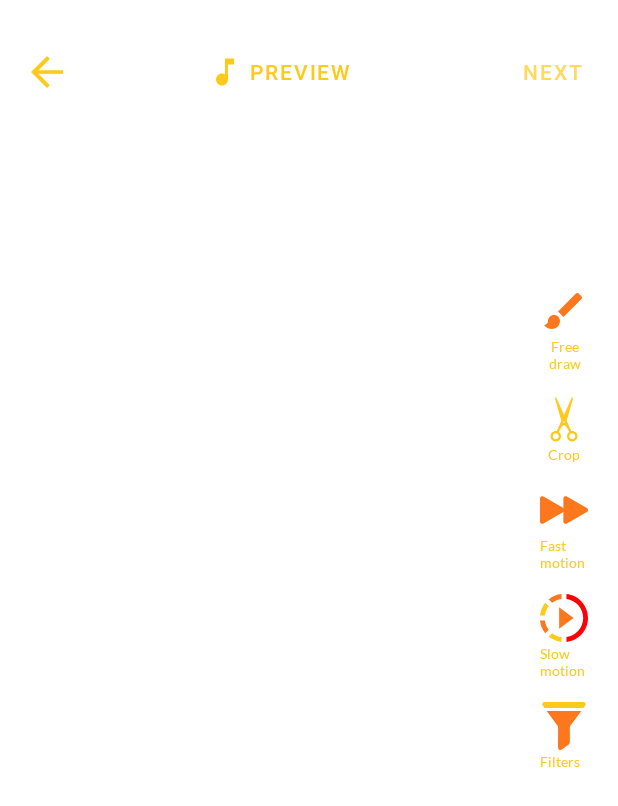
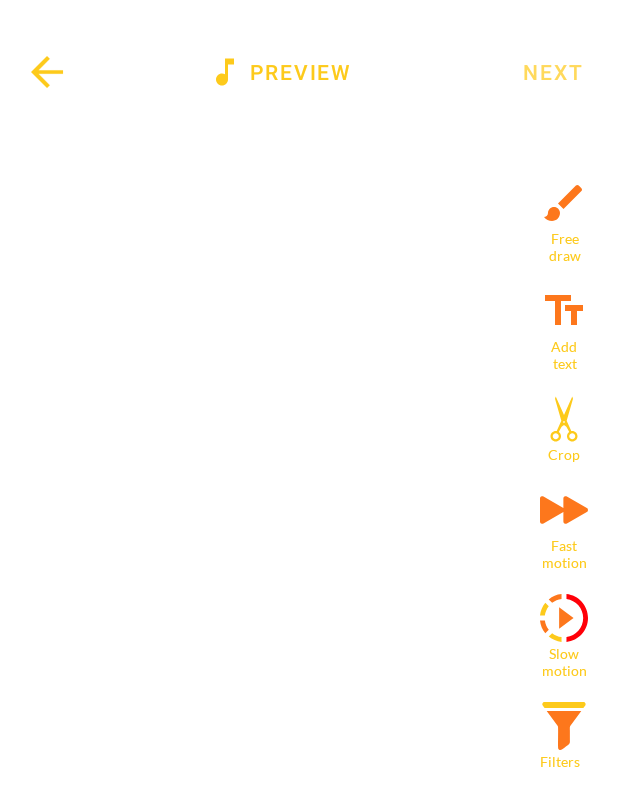
Before and after one commit to Terril/FunnyVO, an Android app: the PreviewVideoActivity screen opened directly, with no data from a screen before it, on a phone screen of 412 x 824 dp. Shown: the top 806 px of the screen. Run offline under Robolectric (Android 15) with nearby library versions, the light colour scheme and no system bars; our stand-ins replace Dagger/Hilt's generated code; libraries missing offline, so code that uses them is left out: com.arthenica.mobileffmpeg, com.coremedia.iso, com.daasuu.gpuv, com.googlecode.mp4parser, jp.co.cyberagent; pictures from the network do not load; Roboto replaces fonts that are not available here; 13 statements that could not run were skipped.

Commit message:
Add Dialog to show Text to the video View

```diff
--- a/app/src/main/java/com/funnyvo/android/videorecording/PreviewVideoActivity.java
+++ b/app/src/main/java/com/funnyvo/android/videorecording/PreviewVideoActivity.java
@@ -4,6 +4,7 @@ import android.app.Activity;
 import android.content.Intent;
 import android.graphics.Bitmap;
 import android.graphics.BitmapFactory;
+import android.graphics.Typeface;
 import android.media.MediaMetadataRetriever;
 import android.media.MediaPlayer;
 import android.media.ThumbnailUtils;
@@ -17,9 +18,12 @@ import android.util.Log;
 import android.view.View;
 import android.view.animation.TranslateAnimation;
 import android.widget.Button;
+import android.widget.ImageView;
 import android.widget.LinearLayout;
+import android.widget.TextView;
 import android.widget.Toast;
 
+import androidx.core.content.res.ResourcesCompat;
 import androidx.recyclerview.widget.LinearLayoutManager;
 import androidx.recyclerview.widget.RecyclerView;
 
@@ -40,6 +44,11 @@ import com.funnyvo.android.simpleclasses.Variables;
 import com.funnyvo.android.soundlists.SoundListMainActivity;
 import com.funnyvo.android.videorecording.merge.MergeVideoAudio;
 import com.funnyvo.android.videorecording.merge.MergeVideoAudioCallBack;
+import com.funnyvo.android.videorecording.photoeditor.OnPhotoEditorListener;
+import com.funnyvo.android.videorecording.photoeditor.PhotoEditor;
+import com.funnyvo.android.videorecording.photoeditor.PhotoEditorView;
+import com.funnyvo.android.videorecording.photoeditor.TextStyleBuilder;
+import com.funnyvo.android.videorecording.photoeditor.ViewType;
 import com.google.android.material.snackbar.Snackbar;
 import com.googlecode.mp4parser.authoring.Movie;
 import com.googlecode.mp4parser.authoring.Track;
@@ -60,7 +69,7 @@ import static com.funnyvo.android.simpleclasses.Variables.APP_FOLDER;
 import static com.funnyvo.android.simpleclasses.Variables.APP_NAME;
 import static com.funnyvo.android.simpleclasses.Variables.SOUNDS_LIST_REQUEST_CODE;
 
-public class PreviewVideoActivity extends BaseActivity implements View.OnClickListener, MergeVideoAudioCallBack {
+public class PreviewVideoActivity extends BaseActivity implements View.OnClickListener, MergeVideoAudioCallBack, OnPhotoEditorListener {
 
     public static final int CROP_RESULT = 101;
     private GPUPlayerView gpuPlayerView;
@@ -69,9 +78,7 @@ public class PreviewVideoActivity extends BaseActivity implements View.OnClickLi
     private final List<FilterType> filterTypes = FilterType.createFilterList();
     private FilterAdapter adapter;
     private RecyclerView recylerview;
-    private LinearLayout layoutViewInputText;
     private PlayerEventListener eventListener;
-    private FunnyVOEditTextView edtVideoMessage;
     private Button btnAddMusic;
     private String draftFile;
     private String path;
@@ -82,6 +89,7 @@ public class PreviewVideoActivity extends BaseActivity implements View.OnClickLi
     private boolean isFromGallery = false;
     private String tempOutputSource = Variables.outputfile2;
     private boolean isScaleModeSet = true;
+    private PhotoEditor photoEditor;
     // this function will set the player to the current video
 
     @Override
@@ -111,8 +119,19 @@ public class PreviewVideoActivity extends BaseActivity implements View.OnClickLi
         findViewById(R.id.btnCrop).setOnClickListener(this);
         findViewById(R.id.btnFilter).setOnClickListener(this);
         findViewById(R.id.btnTextEditor).setOnClickListener(this);
-        findViewById(R.id.btnTextAdded).setOnClickListener(this);
         findViewById(R.id.btnFreeDraw).setOnClickListener(this);
+
+        PhotoEditorView ivImage = findViewById(R.id.ivImage);
+        Button btnDelete = findViewById(R.id.btnDelete);
+
+        photoEditor = new PhotoEditor.Builder(this, ivImage)
+                .setPinchTextScalable(true) // set flag to make text scalable when pinch
+                .setDeleteView(btnDelete)
+                //.setDefaultTextTypeface(mTextRobotoTf)
+                //.setDefaultEmojiTypeface(mEmojiTypeFace)
+                .build(); // build photo editor sdk
+
+        photoEditor.setOnPhotoEditorListener(this);
 
         if (!isFromGallery) {
             btnAddMusic.setText(getString(R.string.preview));
@@ -134,9 +153,6 @@ public class PreviewVideoActivity extends BaseActivity implements View.OnClickLi
         ((MovieWrapperView) findViewById(R.id.layout_movie_wrapper)).addView(gpuPlayerView);
         gpuPlayerView.onResume();
         recylerview = findViewById(R.id.recylerviewPreview);
-        layoutViewInputText = findViewById(R.id.layoutViewInputText);
-        edtVideoMessage = findViewById(R.id.edtVideoMessage);
-        edtVideoMessage.setFilters(new InputFilter[]{EMOJI_FILTER});
 
         Bitmap bmThumbnail = ThumbnailUtils.createVideoThumbnail(videoUrl,
                 MediaStore.Video.Thumbnails.MINI_KIND);
@@ -382,13 +398,13 @@ public class PreviewVideoActivity extends BaseActivity implements View.OnClickLi
 
     private void applyMessageOnVideo() {
         showProgressDialog();
-        String mesaage = edtVideoMessage.getText().toString().trim();
-        String msg = mesaage.substring(0, mesaage.length() / 2);
-        String msg1 = mesaage.substring((mesaage.length() / 2) + 1);
+        String message = ""; //edtVideoMessage.getText().toString().trim();
+        String msg = message.substring(0, message.length() / 2);
+        String msg1 = message.substring((message.length() / 2) + 1);
 
-        mesaage = msg + "\n" + msg1;
+        message = msg + "\n" + msg1;
         final String[] complexCommand = new String[]{
-                "-y", "-i", Variables.outputfile2, "-vf", "drawtext=text=" + mesaage + ":fontfile=/system/fonts/DroidSans.ttf: fontcolor=white: fontsize=21: x=(w-tw)/2: y=(h/PHI)+th", "-b:v", "2097k", "-r", "60", "-vcodec", "mpeg4", Variables.OUTPUT_FILE_MESSAGE
+                "-y", "-i", Variables.outputfile2, "-vf", "drawtext=text=" + message + ":fontfile=/system/fonts/DroidSans.ttf: fontcolor=white: fontsize=21: x=(w-tw)/2: y=(h/PHI)+th", "-b:v", "2097k", "-r", "60", "-vcodec", "mpeg4", Variables.OUTPUT_FILE_MESSAGE
         };
         new AsyncTask<Object, Object, Object>() {
             @Override
@@ -472,27 +488,15 @@ public class PreviewVideoActivity extends BaseActivity implements View.OnClickLi
     }
 
     private void slideFilterTextView() {
-        if (isUp) {
-            isTextFilterSelected = false;
-            slideDown(layoutViewInputText);
-        } else {
-            slideUp(layoutViewInputText);
-        }
-        isUp = !isUp;
+        TextEditorDialogFragment textEditorDialogFragment = TextEditorDialogFragment.show(this, 0);
+        textEditorDialogFragment.setOnTextEditorListener((inputText, colorCode, position) -> {
+            final TextStyleBuilder styleBuilder = new TextStyleBuilder();
+            styleBuilder.withTextColor(colorCode);
+            Typeface typeface = ResourcesCompat.getFont(PreviewVideoActivity.this, TextEditorDialogFragment.getDefaultFontIds(PreviewVideoActivity.this).get(position));
+            styleBuilder.withTextFont(typeface);
+            photoEditor.addText(inputText, styleBuilder, position);
+        });
     }
-
-    private static InputFilter EMOJI_FILTER = new InputFilter() {
-        @Override
-        public CharSequence filter(CharSequence source, int start, int end, Spanned dest, int dstart, int dend) {
-            for (int index = start; index < end; index++) {
-                int type = Character.getType(source.charAt(index));
-                if (type == Character.SURROGATE) {
-                    return "";
-                }
-            }
-            return null;
-        }
-    };
 
     private void openVideoCropActivity() {
         Intent intent = new Intent(this, VideoCropActivity.class);
@@ -539,9 +543,6 @@ public class PreviewVideoActivity extends BaseActivity implements View.OnClickLi
                 break;
             case R.id.btnTextEditor:
                 slideFilterTextView();
-                break;
-            case R.id.btnTextAdded:
-                applyMessageOnVideo();
                 break;
             case R.id.btnAddMusic:
                 Intent intent = new Intent(this, SoundListMainActivity.class);
@@ -736,4 +737,65 @@ public class PreviewVideoActivity extends BaseActivity implements View.OnClickLi
         }
         return 0l;
     }
+
+    /**
+     * When user long press the existing text this event will trigger implying that user want to
+     * edit the current {@link TextView}
+     *
+     * @param rootView  view on which the long press occurs
+     * @param text      current text set on the view
+     * @param colorCode current color value set on view
+     * @param pos
+     */
+    @Override
+    public void onEditTextChangeListener(View rootView, String text, int colorCode, int pos) {
+
+    }
+
+    /**
+     * This is a callback when user adds any view on the {@link PhotoEditorView} it can be
+     * brush,text or sticker i.e bitmap on parent view
+     *
+     * @param viewType           enum which define type of view is added
+     * @param numberOfAddedViews number of views currently added
+     * @see ViewType
+     */
+    @Override
+    public void onAddViewListener(ViewType viewType, int numberOfAddedViews) {
+
+    }
+
+    /**
+     * This is a callback when user remove any view on the {@link PhotoEditorView} it happens when usually
+     * undo and redo happens or text is removed
+     *
+     * @param viewType           enum which define type of view is added
+     * @param numberOfAddedViews number of views currently added
+     */
+    @Override
+    public void onRemoveViewListener(ViewType viewType, int numberOfAddedViews) {
+
+    }
+
+    /**
+     * A callback when user start dragging a view which can be
+     * any of {@link ViewType}
+     *
+     * @param viewType enum which define type of view is added
+     */
+    @Override
+    public void onStartViewChangeListener(ViewType viewType) {
+
+    }
+
+    /**
+     * A callback when user stop/up touching a view which can be
+     * any of {@link ViewType}
+     *
+     * @param viewType enum which define type of view is added
+     */
+    @Override
+    public void onStopViewChangeListener(ViewType viewType) {
+
+    }
 }
--- a/app/src/main/java/com/funnyvo/android/videorecording/TextEditorDialogFragment.java
+++ b/app/src/main/java/com/funnyvo/android/videorecording/TextEditorDialogFragment.java
@@ -96,7 +96,8 @@ public class TextEditorDialogFragment extends DialogFragment {
     @Override
     public void onViewCreated(View view, @Nullable Bundle savedInstanceState) {
         super.onViewCreated(view, savedInstanceState);
-        mAddTextEditText = view.findViewById(R.id.add_text_edit_text);
+        mAddTextEditText = view.findViewById(R.id.edtTextAddText);
+        mAddTextEditText.requestFocus();
         mInputMethodManager = (InputMethodManager) getActivity().getSystemService(Context.INPUT_METHOD_SERVICE);
         btnDone = view.findViewById(R.id.btnDone);
 
--- a/app/src/main/java/com/funnyvo/android/videorecording/photoeditor/adapter/FontPickerAdapter.kt
+++ b/app/src/main/java/com/funnyvo/android/videorecording/photoeditor/adapter/FontPickerAdapter.kt
@@ -4,6 +4,7 @@ import android.content.Context
 import android.view.LayoutInflater
 import android.view.View
 import android.view.ViewGroup
+import android.widget.Button
 import android.widget.TextView
 import androidx.core.content.ContextCompat
 import androidx.core.content.res.ResourcesCompat
@@ -26,7 +27,7 @@ class FontPickerAdapter internal constructor(private val context: Context, selec
         val typeface = ResourcesCompat.getFont(context, fontId[i])
         viewHolder.name.typeface = typeface
         if (selecetedPosition == i) {
-            viewHolder.name.setBackgroundColor(ContextCompat.getColor(context, R.color.colorPrimary))
+            viewHolder.name.setBackgroundColor(ContextCompat.getColor(context, R.color.palette_cheddar_dark))
         } else {
             viewHolder.name.setBackgroundColor(ContextCompat.getColor(context, R.color.black_trasp))
         }
@@ -37,7 +38,7 @@ class FontPickerAdapter internal constructor(private val context: Context, selec
     }
 
     inner class ViewHolder(itemView: View) : RecyclerView.ViewHolder(itemView) {
-        var name: TextView = itemView.findViewById(R.id.txtFontName)
+        var name: Button = itemView.findViewById(R.id.btnFontName)
 
         init {
             name.setOnClickListener {
--- a/app/src/main/res/layout/activity_preview_video.xml
+++ b/app/src/main/res/layout/activity_preview_video.xml
@@ -10,18 +10,41 @@
         android:layout_width="match_parent"
         android:layout_height="match_parent" />
 
+    <com.funnyvo.android.videorecording.photoeditor.PhotoEditorView
+        android:id="@+id/ivImage"
+        android:layout_width="match_parent"
+        android:layout_height="match_parent"
+        app:layout_constraintBottom_toBottomOf="parent"
+        app:layout_constraintEnd_toEndOf="parent"
+        app:layout_constraintStart_toStartOf="parent"
+        app:layout_constraintTop_toTopOf="parent" />
+
     <ImageButton
         android:id="@+id/btnTextEditor"
         android:layout_width="wrap_content"
         android:layout_height="wrap_content"
-        android:layout_above="@+id/btnCrop"
+        android:layout_above="@+id/txtAddText"
         android:layout_alignParentEnd="true"
         android:layout_centerVertical="true"
-        android:layout_marginTop="@dimen/margin_15"
         android:layout_marginEnd="@dimen/margin_20"
         android:background="@color/transparent"
-        android:src="@drawable/ic_text_fields"
-        android:visibility="gone" />
+        android:src="@drawable/ic_text_fields" />
+
+    <com.funnyvo.android.customview.FunnyVOTextView
+        android:id="@+id/txtAddText"
+        android:layout_width="wrap_content"
+        android:layout_height="wrap_content"
+        android:layout_above="@+id/btnCrop"
+        android:layout_alignStart="@+id/btnTextEditor"
+        android:layout_alignParentEnd="true"
+        android:layout_gravity="center"
+        android:layout_marginTop="@dimen/margin_2"
+        android:layout_marginEnd="@dimen/margin_20"
+        android:layout_marginBottom="@dimen/margin_15"
+        android:gravity="center"
+        android:text="@string/add_text"
+        android:textColor="@color/palette_cheddar"
+        android:textSize="@dimen/text_size_9" />
 
     <ImageButton
         android:id="@+id/btnSlowMotion"
@@ -38,12 +61,13 @@
         android:layout_width="wrap_content"
         android:layout_height="wrap_content"
         android:layout_below="@+id/btnSlowMotion"
+        android:layout_alignStart="@+id/btnSlowMotion"
         android:layout_alignParentEnd="true"
         android:layout_gravity="center"
-        android:layout_alignStart="@+id/btnSlowMotion"
         android:layout_marginTop="@dimen/margin_2"
         android:layout_marginEnd="@dimen/margin_20"
         android:layout_marginBottom="@dimen/margin_15"
+        android:gravity="center"
         android:text="@string/slow_motion"
         android:textColor="@color/palette_cheddar"
         android:textSize="@dimen/text_size_9" />
@@ -64,12 +88,13 @@
         android:layout_width="wrap_content"
         android:layout_height="wrap_content"
         android:layout_above="@+id/btnSlowMotion"
+        android:layout_alignStart="@+id/btnFastMotion"
         android:layout_alignParentEnd="true"
         android:layout_gravity="center"
-        android:layout_alignStart="@+id/btnFastMotion"
         android:layout_marginTop="@dimen/margin_2"
         android:layout_marginEnd="@dimen/margin_20"
         android:layout_marginBottom="@dimen/margin_15"
+        android:gravity="center"
         android:text="@string/fast_motion"
         android:textColor="@color/palette_cheddar"
         android:textSize="@dimen/text_size_9" />
@@ -89,10 +114,10 @@
         android:id="@+id/txtFreeDraw"
         android:layout_width="wrap_content"
         android:layout_height="wrap_content"
-        android:layout_above="@+id/btnCrop"
+        android:layout_above="@+id/btnTextEditor"
+        android:layout_alignStart="@+id/btnFreeDraw"
         android:layout_alignParentEnd="true"
         android:layout_gravity="center"
-        android:layout_alignStart="@+id/btnFreeDraw"
         android:layout_marginTop="@dimen/margin_2"
         android:layout_marginEnd="@dimen/margin_20"
         android:layout_marginBottom="@dimen/margin_15"
@@ -117,9 +142,9 @@
         android:layout_width="wrap_content"
         android:layout_height="wrap_content"
         android:layout_above="@+id/btnFastMotion"
+        android:layout_alignStart="@+id/btnCrop"
         android:layout_alignParentEnd="true"
         android:layout_gravity="center"
-        android:layout_alignStart="@+id/btnCrop"
         android:layout_marginTop="@dimen/margin_2"
         android:layout_marginEnd="@dimen/margin_20"
         android:layout_marginBottom="@dimen/margin_15"
@@ -144,9 +169,9 @@
         android:layout_width="wrap_content"
         android:layout_height="wrap_content"
         android:layout_below="@+id/btnFilter"
+        android:layout_alignStart="@+id/btnFilter"
         android:layout_alignParentEnd="true"
         android:layout_gravity="center"
-        android:layout_alignStart="@+id/btnFilter"
         android:layout_marginTop="@dimen/margin_2"
         android:layout_marginEnd="@dimen/margin_20"
         android:layout_marginBottom="@dimen/margin_15"
@@ -222,11 +247,18 @@
         android:paddingBottom="@dimen/margin_20"
         android:visibility="invisible" />
 
-    <include
-        layout="@layout/view_video_input_message"
-        android:layout_width="match_parent"
-        android:layout_height="@dimen/margin_70"
+    <Button
+        android:id="@+id/btnDelete"
+        style="@style/Widget.MaterialComponents.Button.OutlinedButton.Icon"
+        android:layout_width="wrap_content"
+        android:layout_height="wrap_content"
         android:layout_alignParentBottom="true"
-        android:layout_marginBottom="@dimen/margin_20"
-        android:visibility="invisible"></include>
+        android:layout_centerHorizontal="true"
+        android:layout_marginTop="10dp"
+        android:layout_marginBottom="@dimen/margin_40"
+        android:padding="@dimen/margin_10"
+        android:visibility="gone"
+        app:icon="@drawable/ic_baseline_delete"
+        app:iconGravity="textStart"
+        app:iconPadding="0dp" />
 </RelativeLayout>
--- a/app/src/main/res/layout/add_text_dialog.xml
+++ b/app/src/main/res/layout/add_text_dialog.xml
@@ -19,7 +19,7 @@
         android:textSize="@dimen/text_size_15" />
 
     <EditText
-        android:id="@+id/add_text_edit_text"
+        android:id="@+id/edtTextAddText"
         style="@style/EditText"
         android:layout_width="match_parent"
         android:layout_height="match_parent"
--- a/app/src/main/res/values/strings.xml
+++ b/app/src/main/res/values/strings.xml
@@ -134,6 +134,7 @@
     <string name="fast_motion">Fast motion</string>
     <string name="slow_motion">Slow motion</string>
     <string name="free_draw">Free draw</string>
+    <string name="add_text">Add text</string>
 
     <string-array name="photo_editor_emoji">
 
```
Also changed, not shown: app/src/main/java/com/funnyvo/android/customview/FunnyVOTextFilterInputView.kt (deleted, +0 -18 lines), app/src/main/res/layout/item_font_select.xml (+5 -5 lines), app/src/main/res/layout/view_video_input_message.xml (deleted, +0 -33 lines), app/src/main/res/drawable/ic_add_black.png (deleted).
